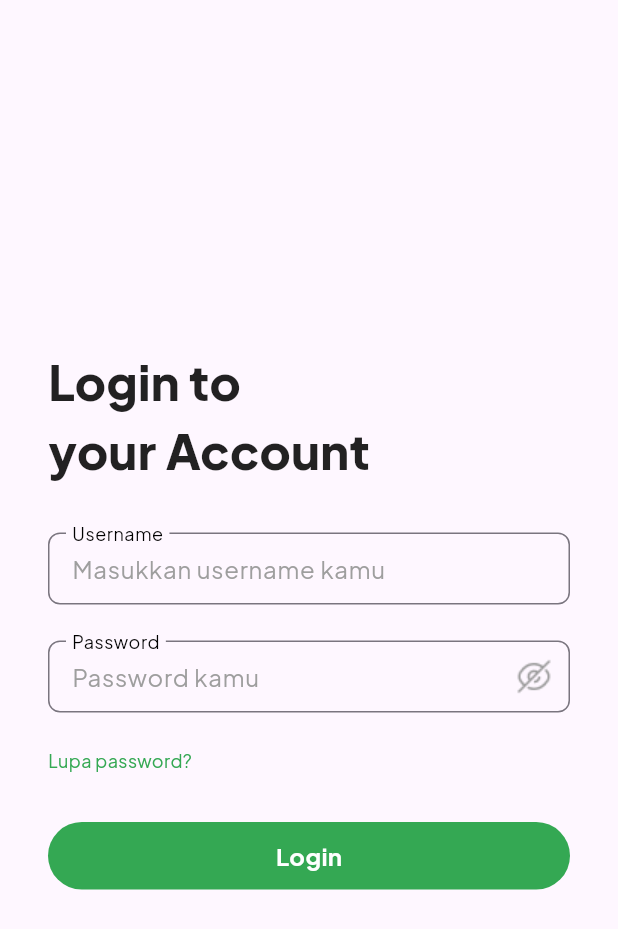
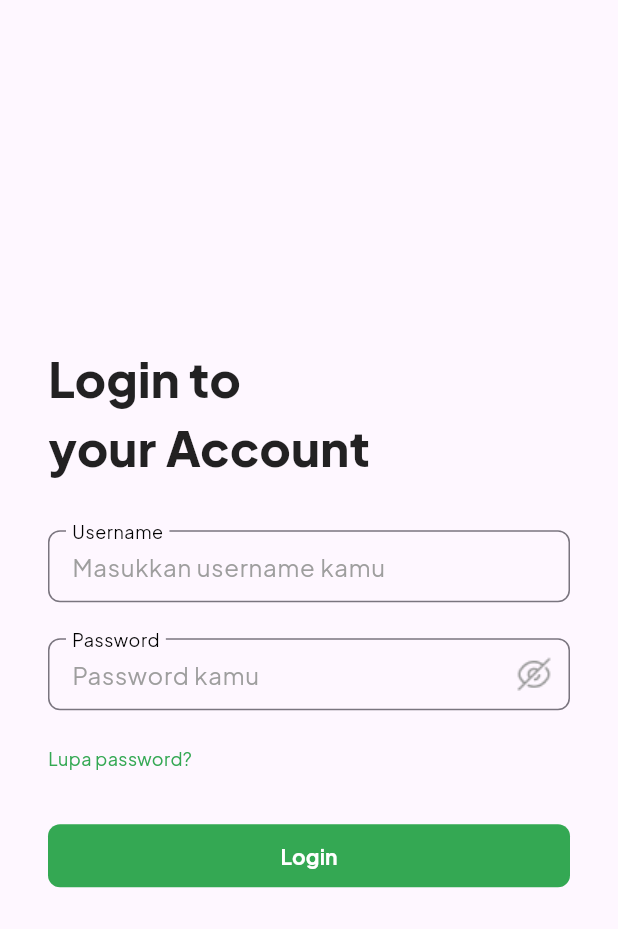
Before and after one commit to nunutech40/komtim_partner, a Flutter app: the screen it shows after launch, on a phone screen of 412 x 824 dp. Shown: the top 929 px of the screen. Run offline on Flutter 3.47's test engine with Material 2 defaults, Android fonts, the phone set to English and light mode, and no system bars; our stand-ins replace bloc, dartz, equatable, flutter_bloc, get_it, go_router and 3 more; missing offline and left inert: dart:ffi.

Commit message:
add refactor something

```diff
--- a/lib/presentation/pages/auth/view/login_page.dart
+++ b/lib/presentation/pages/auth/view/login_page.dart
@@ -19,6 +19,9 @@ class LoginPage extends StatelessWidget {
       listener: (context, state) {
         if (state.status == RequestStatus.success) {
           AppRouter.router.go(PAGES.main.screenPath);
+        }
+        if (state.status == RequestStatus.loading) {
+          const CircularProgressIndicator();
         }
         if (state.status == RequestStatus.failure) {
           ScaffoldMessenger.of(context)
--- a/lib/presentation/widgets/custom_button.dart
+++ b/lib/presentation/widgets/custom_button.dart
@@ -1,10 +1,8 @@
-import 'dart:async';
-
 import 'package:flutter/material.dart';
 
 import '../../common/styles.dart';
 
-class CustomButton extends StatefulWidget {
+class CustomButton extends StatelessWidget {
   final String text;
   final VoidCallback onPressed;
 
@@ -15,76 +13,27 @@ class CustomButton extends StatefulWidget {
   }) : super(key: key);
 
   @override
-  _CustomButtonState createState() => _CustomButtonState();
-}
-
-class _CustomButtonState extends State<CustomButton>
-    with SingleTickerProviderStateMixin {
-  late AnimationController _controller;
-  late Animation<double> _animation;
-  Timer? _timer;
-
-  @override
-  void initState() {
-    super.initState();
-    _controller = AnimationController(
-      duration: const Duration(seconds: 2),
-      vsync: this,
-    );
-    _animation = Tween<double>(begin: 300, end: 60).animate(_controller)
-      ..addListener(() {
-        setState(() {});
-      });
-  }
-
-  @override
   Widget build(BuildContext context) {
-    return GestureDetector(
-      onTap: () {
-        _controller.forward();
-        widget.onPressed();
-        _timer = Timer(const Duration(seconds: 2), () {
-          if (_controller.status != AnimationStatus.dismissed) {
-            _controller.reverse();
-          }
-        });
-      },
-      child: AnimatedContainer(
-        duration: const Duration(seconds: 2),
-        width: _animation.value,
-        decoration: BoxDecoration(
-          color: primaryColor,
-          borderRadius: BorderRadius.circular(24),
+    return ElevatedButton(
+      onPressed: onPressed,
+      style: ElevatedButton.styleFrom(
+        backgroundColor: primaryColor,
+        foregroundColor: Colors.white,
+        shape: RoundedRectangleBorder(
+          borderRadius: BorderRadius.circular(8.0),
         ),
-        child: _animation.value > 75
-            ? Padding(
+        elevation: 0,
         padding: const EdgeInsets.symmetric(
-                    vertical: 11.0, horizontal: 24.0),
-                child: Center(
+            vertical: 11.0, horizontal: 24.0), // Add padding here
+      ),
       child: Text(
-                    widget.text,
+        text,
         style: const TextStyle(
           color: Colors.white,
-                      fontSize: 16.0,
+          fontSize: 14,
           fontWeight: FontWeight.bold,
-                    ),
-                  ),
-                ),
-              )
-            : const Center(
-                child: CircularProgressIndicator(
-                  strokeWidth: 2.0,
-                  valueColor: AlwaysStoppedAnimation<Color>(Colors.white),
-                ),
         ),
       ),
     );
   }
-
-  @override
-  void dispose() {
-    _controller.dispose();
-    _timer?.cancel();
-    super.dispose();
 }
-}
```
Lines whose indentation alone changed are shown as unchanged.
